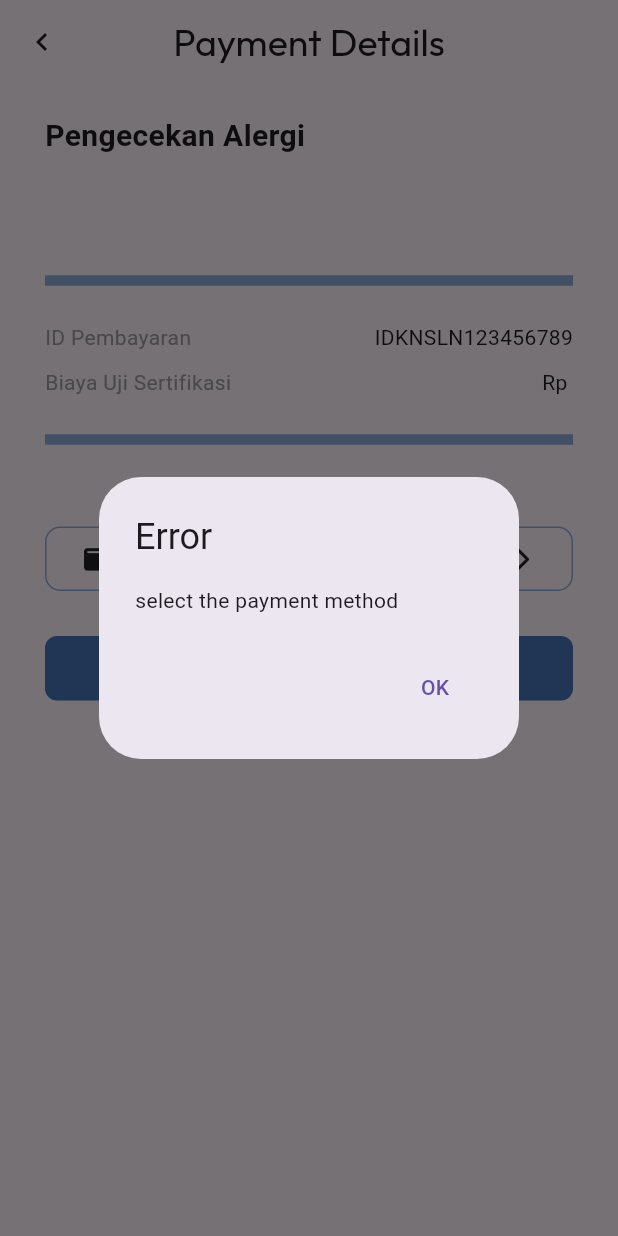
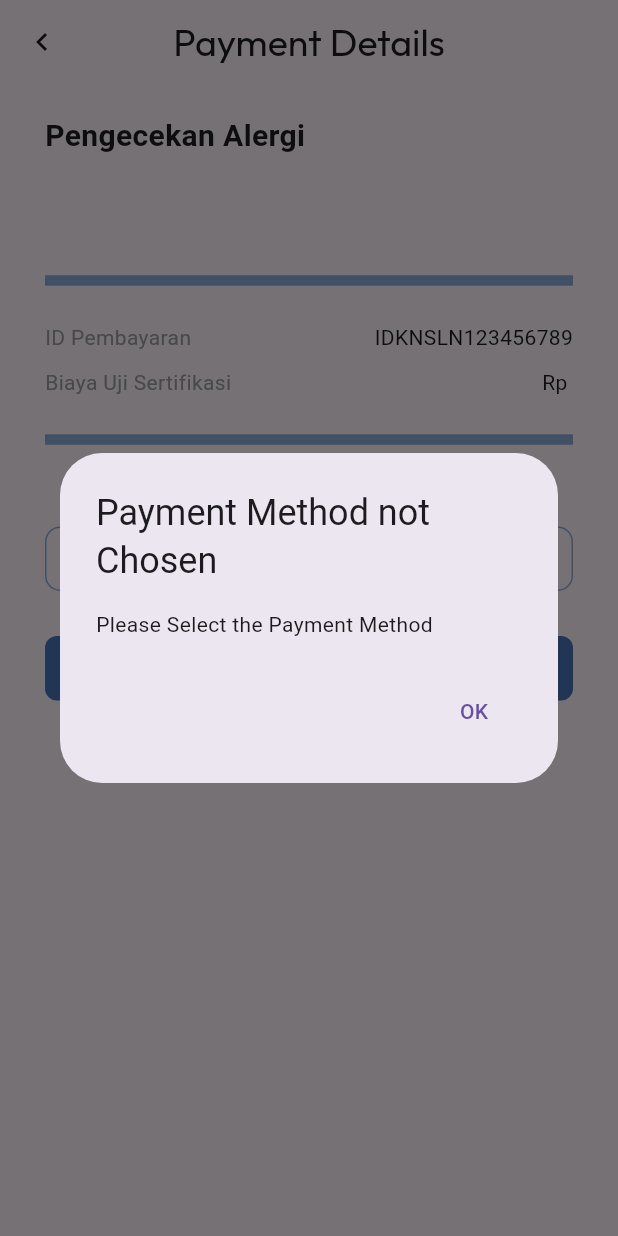
Before and after one commit to ChristoperChend/allergy-diary, a Flutter app: the PembayaranPaketPage screen opened directly with empty values, after a tap on "Next", on a phone screen of 412 x 824 dp. Run offline on Flutter 3.47's test engine with Material 3 defaults, Android fonts, the phone set to English and light mode, and no system bars; our stand-ins replace camera, cloud_firestore, email_validator, firebase_auth, firebase_core, font_awesome_flutter and 2 more; missing offline and left inert: google_mlkit_text_recognition; accounts and stored records are empty.

Commit message:
add validation in check allergies

```diff
--- a/lib/allergiesComponents/CekAlergiSchedule.dart
+++ b/lib/allergiesComponents/CekAlergiSchedule.dart
@@ -209,7 +209,7 @@ class _CekAlergiScheduleState extends State<CekAlergiSchedule> {
                                 harga: widget.harga,
                                 hospitalName: widget.hospital, choosenDate: choosenDate,)));
                   } else {
-                    showErrorPopup(context, "Please select the date/time");
+                    showErrorPopup(context, "Something Missing...", "Please select the Date/Time");
                   }
                 },
                 child: Container(
@@ -249,12 +249,12 @@ class _CekAlergiScheduleState extends State<CekAlergiSchedule> {
     );
   }
 
-  void showErrorPopup(BuildContext context, String errorMessage) {
+  void showErrorPopup(BuildContext context, String error, String errorMessage) {
     showDialog(
       context: context,
       builder: (BuildContext context) {
         return AlertDialog(
-          title: const Text('Error'),
+          title: Text(error),
           content: Text(errorMessage),
           actions: [
             TextButton(
--- a/lib/allergiesComponents/PembayaranPaketPage.dart
+++ b/lib/allergiesComponents/PembayaranPaketPage.dart
@@ -191,7 +191,7 @@ class _PembayaranPaketPageState extends State<PembayaranPaketPage> {
                 onTap: () {
                   if (selectedPaymentMethod == null &&
                       selectedPaymentImage == null) {
-                    showErrorPopup(context, 'select the payment method');
+                    showErrorPopup(context,'Payment Method not Chosen', 'Please Select the Payment Method');
                   } else {
                     Navigator.push(
                         context,
@@ -225,12 +225,12 @@ class _PembayaranPaketPageState extends State<PembayaranPaketPage> {
     );
   }
 
-  void showErrorPopup(BuildContext context, String errorMessage) {
+  void showErrorPopup(BuildContext context, String error, String errorMessage) {
     showDialog(
       context: context,
       builder: (BuildContext context) {
         return AlertDialog(
-          title: const Text('Error'),
+          title: Text(error),
           content: Text(errorMessage),
           actions: [
             TextButton(
```
Also changed, not shown: lib/allergiesComponents/DetailPaketPage.dart (+38 -11 lines).
